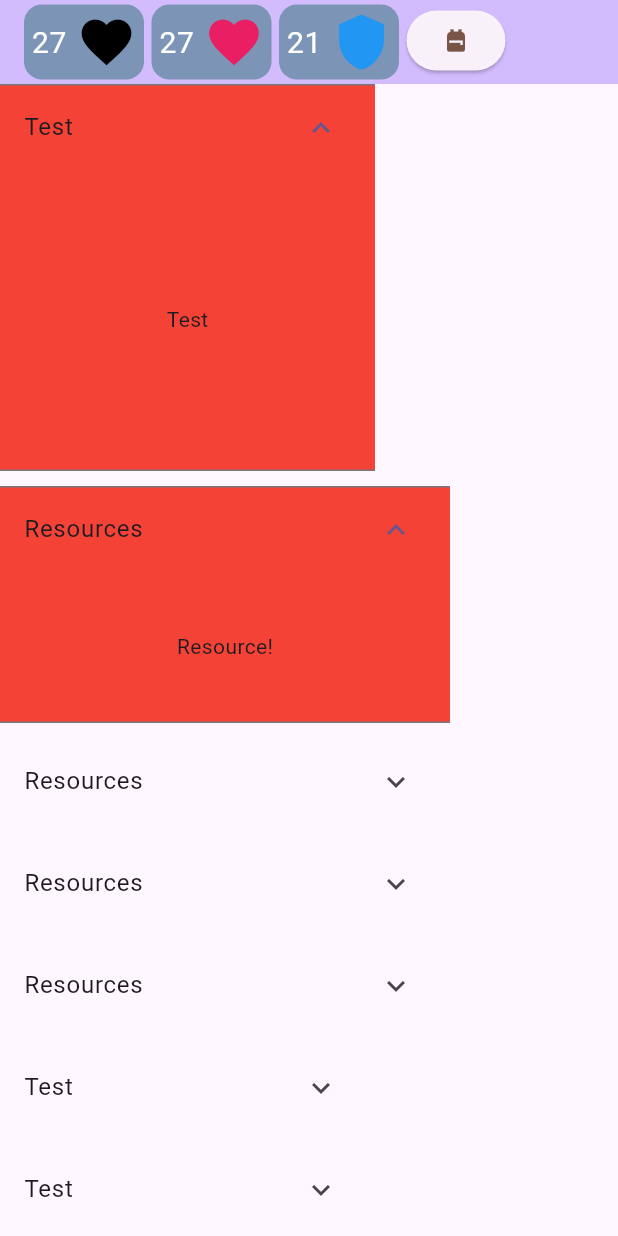
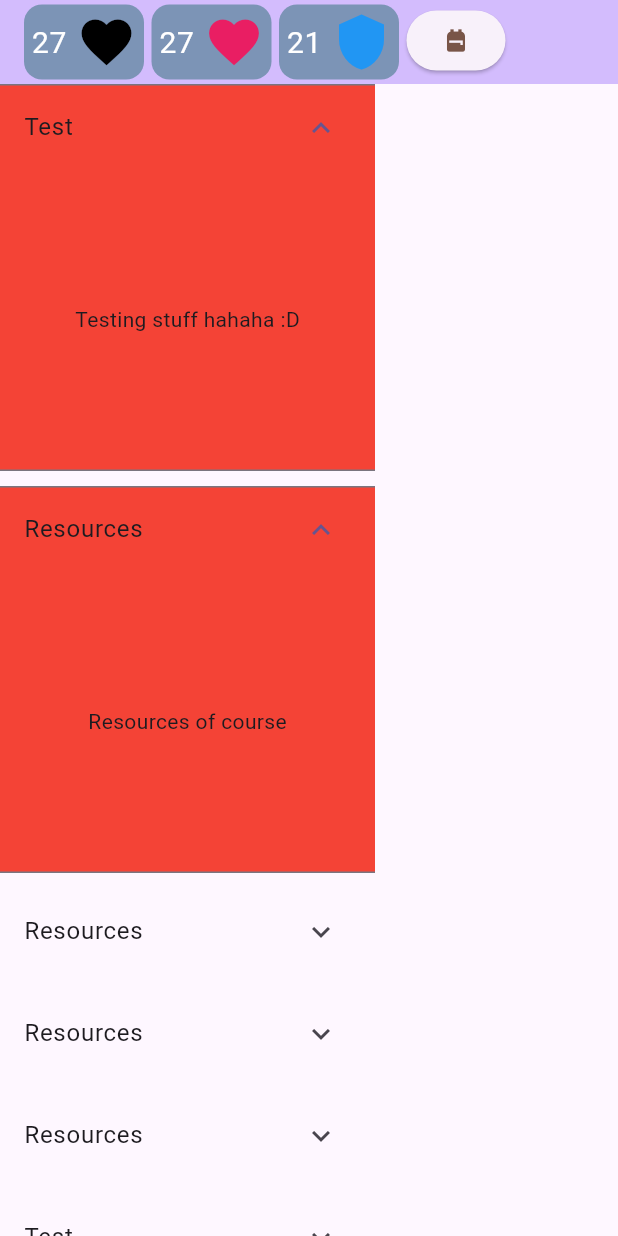
Before and after one commit to Patrycioss/DNDTracker, a Flutter app: the screen it shows after launch, after a tap on "Test", after a tap on "Resources", on a phone screen of 412 x 824 dp. Run offline on Flutter 3.47's test engine with Material 3 defaults, Android fonts, the light colour scheme and no system bars.

Commit message:
Formatting and removed build functions

```diff
--- a/lib/fancy_layout/delegates/fancy_layout_delegate.dart
+++ b/lib/fancy_layout/delegates/fancy_layout_delegate.dart
@@ -7,7 +7,11 @@ class FancyLayoutDelegate extends MultiChildLayoutDelegate {
 
   final List<_LayoutRow> _rows = [];
 
-  FancyLayoutDelegate(this.ids, this.offsetBetweenWidgets, this.padding);
+  FancyLayoutDelegate(
+    this.ids,
+    this.offsetBetweenWidgets,
+    this.padding,
+  );
 
   @override
   void performLayout(Size size) {
@@ -50,7 +54,7 @@ class FancyLayoutDelegate extends MultiChildLayoutDelegate {
   }
 
   Offset _calcOffset(double x, Size size, _LayoutRow? aboveRow) {
-    double? properY = 0;
+    double properY = 0;
     double thisRightBound = x + size.width;
 
     if (aboveRow == null) {
@@ -65,13 +69,13 @@ class FancyLayoutDelegate extends MultiChildLayoutDelegate {
       if (info.offset.dx < thisRightBound && infoRightBound > x) {
         double proposedY =
             info.offset.dy + offsetBetweenWidgets.dy + info.size.height;
-        if (properY == null || proposedY > properY) {
+        if (proposedY > properY) {
           properY = proposedY;
         }
       }
     }
 
-    return Offset(x, properY!);
+    return Offset(x, properY);
   }
 
   @override
--- a/lib/inventory/inventory_title_bar.dart
+++ b/lib/inventory/inventory_title_bar.dart
@@ -27,7 +27,8 @@ class _InventoryTitleBarState extends State<InventoryTitleBar> {
               initialValue: 27,
               textStyle: TextStyle(
                 color: Colors.white,
-                )),
+              ),
+            ),
           ],
         ),
       ],
--- a/lib/resource_widget.dart
+++ b/lib/resource_widget.dart
@@ -3,15 +3,18 @@ import 'package:flutter/cupertino.dart';
 import 'package:flutter/material.dart';
 
 class ResourceWidget extends MovableWidget {
-  const ResourceWidget({super.key});
+  ResourceWidget({super.key})
+      : super(
+          name: "Resources",
+          childWidget: _ResourceChildWidget(),
+          width: 250,
+          height: 200,
+        );
+}
 
+class _ResourceChildWidget extends StatelessWidget {
   @override
-  Widget buildChild() {
-    return const Text("Resource!");
-  }
-
-  @override
-  Widget buildTitle() {
-    return const Text("Resources");
+  Widget build(BuildContext context) {
+    return const Text("Resources of course");
   }
 }
--- a/lib/stat_display.dart
+++ b/lib/stat_display.dart
@@ -62,7 +62,8 @@ class _StatDisplayState extends State<StatDisplay> {
               style: const TextStyle(
                 color: Colors.white,
                 fontSize: 20,
-                )),
+              ),
+            ),
           ),
         ]),
       ),
--- a/lib/test_widget.dart
+++ b/lib/test_widget.dart
@@ -2,15 +2,18 @@ import 'package:dnd_tracker/movable_widget.dart';
 import 'package:flutter/cupertino.dart';
 
 class TestWidget extends MovableWidget {
-  TestWidget({super.key}) : super(width: 250,height: 200);
+  TestWidget({super.key})
+      : super(
+          name: "Test",
+          childWidget: _TestChildWidget(),
+          width: 250,
+          height: 200,
+        );
+}
 
+class _TestChildWidget extends StatelessWidget {
   @override
-  Widget buildChild() {
-    return const Text("Test");
-  }
-
-  @override
-  Widget buildTitle() {
-    return const Text("Test");
+  Widget build(BuildContext context) {
+    return const Text("Testing stuff hahaha :D");
   }
 }
```
Also changed, not shown: lib/fancy_layout/widgets/fancy_layout_widget.dart (+4 -5 lines), lib/fancy_layout/widgets/scrollable_fancy_layout_widget.dart (+9 -6 lines), lib/home/home_route.dart (+10 -8 lines), lib/movable_widget.dart (+13 -8 lines). Lines whose indentation alone changed are shown as unchanged.
